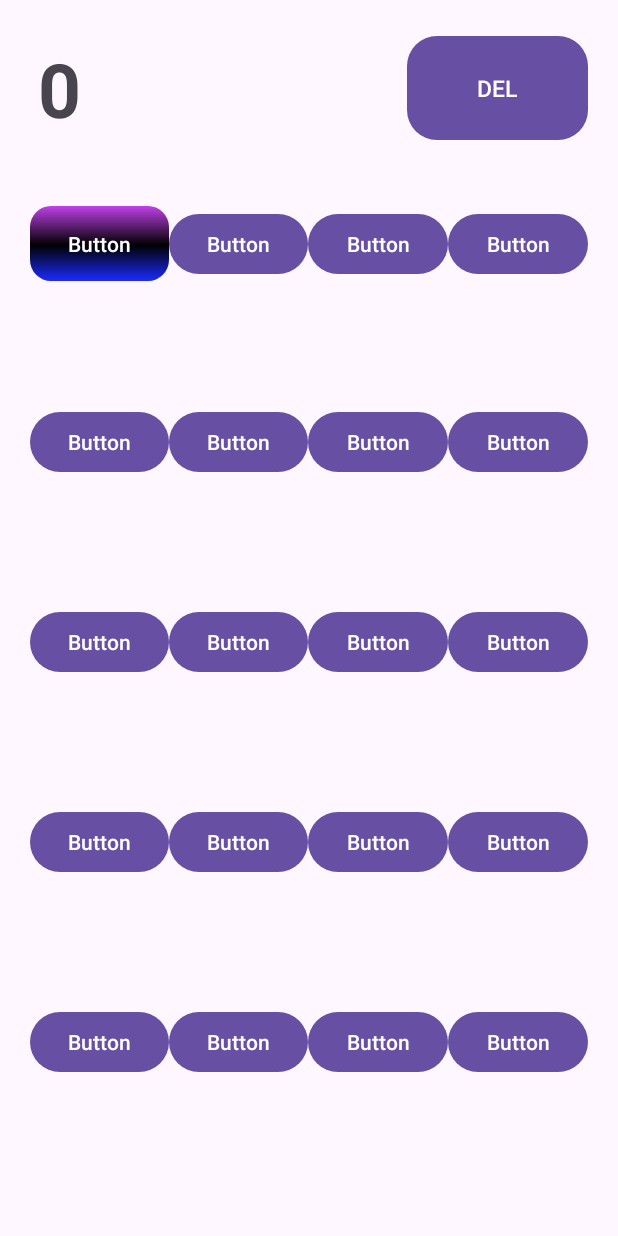
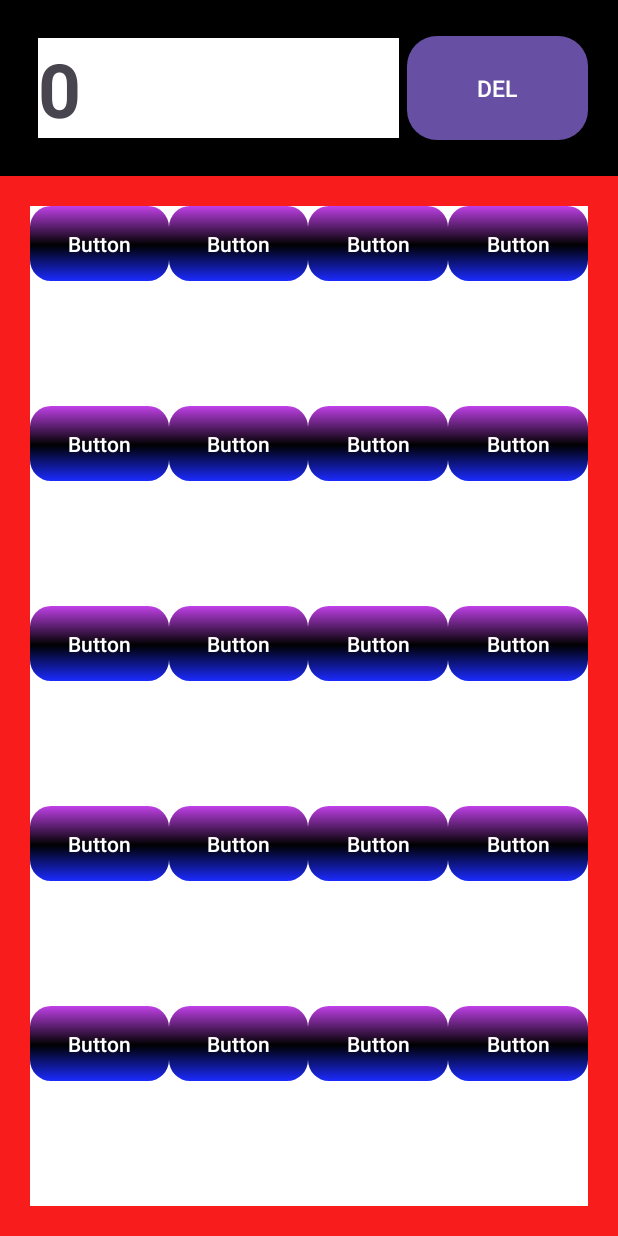
Before and after one commit to pfervva/Calculadora, an Android app: the screen it shows after launch (MainActivity), on a phone screen of 412 x 824 dp. Run offline under Robolectric (Android 15) with nearby library versions, the phone set to English and light mode, and no system bars.

Commit message:
Versión 0.2 - Xml para el formato en los botones

```diff
--- a/app/src/main/res/drawable/boton_principal.xml
+++ b/app/src/main/res/drawable/boton_principal.xml
@@ -21,4 +21,5 @@
         android:width="50dp"
         android:height="50dp"
         />
+
 </shape>
--- a/app/src/main/res/layout/activity_main.xml
+++ b/app/src/main/res/layout/activity_main.xml
@@ -4,6 +4,7 @@
     xmlns:tools="http://schemas.android.com/tools"
     android:layout_width="match_parent"
     android:layout_height="match_parent"
+    android:background="#9E4444"
     tools:context=".MainActivity">
 
     <LinearLayout
@@ -17,19 +18,20 @@
             android:layout_width="match_parent"
             android:layout_height="0dp"
             android:layout_weight="1"
-            android:padding="20dp"
-            android:orientation="horizontal">
+            android:background="#000000"
+            android:orientation="horizontal"
+            android:padding="20dp">
 
             <TextView
                 android:id="@+id/txt_Pantalla"
                 android:layout_width="0dp"
                 android:layout_height="wrap_content"
+                android:layout_margin="5dp"
                 android:layout_weight="4"
+                android:background="#FFFFFF"
                 android:text="0"
                 android:textSize="50sp"
-                android:textStyle="bold"
-                android:layout_margin="5dp"
-                />
+                android:textStyle="bold" />
 
             <Button
                 android:id="@+id/button"
@@ -38,10 +40,10 @@
                 android:layout_weight="2"
                 android:text="DEL"
                 android:textSize="15sp"
+                app:cornerRadius="20dp"
                 app:strokeColor="@color/black"
-                app:cornerRadius="20dp"
 
-                 />
+                />
         </LinearLayout>
 
         <LinearLayout
@@ -49,8 +51,9 @@
             android:layout_width="match_parent"
             android:layout_height="0dp"
             android:layout_weight="6"
-            android:padding="20dp"
-            android:orientation="vertical">
+            android:background="#F81C1C"
+            android:orientation="vertical"
+            android:padding="20dp">
 
             <LinearLayout
                 android:id="@+id/linea1"
@@ -58,6 +61,7 @@
                 android:layout_height="match_parent"
                 android:layout_weight="1"
 
+                android:background="#FFFFFF"
                 android:orientation="horizontal">
 
                 <Button
@@ -66,29 +70,36 @@
                     android:layout_height="wrap_content"
                     android:layout_weight="1"
                     android:background="@drawable/boton_principal"
-                    app:backgroundTint="@null"
-                    android:text="Button" />
+                    android:text="Button"
+                    app:backgroundTint="@null" />
+
+                <Button
+                    android:id="@+id/button2"
+                    android:layout_width="wrap_content"
+                    android:layout_height="wrap_content"
+                    android:layout_weight="1"
+                    android:background="@drawable/boton_principal"
+                    android:text="Button"
+                    app:backgroundTint="@null" />
 
                 <Button
                     android:id="@+id/button4"
                     android:layout_width="wrap_content"
                     android:layout_height="wrap_content"
                     android:layout_weight="1"
-                    android:text="Button" />
+                    android:background="@drawable/boton_principal"
+                    android:text="Button"
+                    app:backgroundTint="@null" />
 
                 <Button
                     android:id="@+id/button5"
                     android:layout_width="wrap_content"
                     android:layout_height="wrap_content"
                     android:layout_weight="1"
-                    android:text="Button" />
+                    android:background="@drawable/boton_principal"
+                    android:text="Button"
+                    app:backgroundTint="@null" />
 
-                <Button
-                    android:id="@+id/button2"
-                    android:layout_width="wrap_content"
-                    android:layout_height="wrap_content"
-                    android:layout_weight="1"
-                    android:text="Button" />
             </LinearLayout>
 
             <LinearLayout
@@ -97,6 +108,7 @@
                 android:layout_height="match_parent"
                 android:layout_weight="1"
 
+                android:background="#FFFFFF"
                 android:orientation="horizontal">
 
                 <Button
@@ -104,28 +116,36 @@
                     android:layout_width="wrap_content"
                     android:layout_height="wrap_content"
                     android:layout_weight="1"
-                    android:text="Button" />
+                    android:background="@drawable/boton_principal"
+                    android:text="Button"
+                    app:backgroundTint="@null" />
 
                 <Button
                     android:id="@+id/button7"
                     android:layout_width="wrap_content"
                     android:layout_height="wrap_content"
                     android:layout_weight="1"
-                    android:text="Button" />
+                    android:background="@drawable/boton_principal"
+                    android:text="Button"
+                    app:backgroundTint="@null" />
 
                 <Button
                     android:id="@+id/button8"
                     android:layout_width="wrap_content"
                     android:layout_height="wrap_content"
                     android:layout_weight="1"
-                    android:text="Button" />
+                    android:background="@drawable/boton_principal"
+                    android:text="Button"
+                    app:backgroundTint="@null" />
 
                 <Button
                     android:id="@+id/button9"
                     android:layout_width="wrap_content"
                     android:layout_height="wrap_content"
                     android:layout_weight="1"
-                    android:text="Button" />
+                    android:background="@drawable/boton_principal"
+                    android:text="Button"
+                    app:backgroundTint="@null" />
             </LinearLayout>
 
             <LinearLayout
@@ -133,35 +153,44 @@
                 android:layout_width="match_parent"
                 android:layout_height="match_parent"
                 android:layout_weight="1"
+                android:background="#FFFFFF"
                 android:orientation="horizontal">
 
                 <Button
-                    android:id="@+id/button10"
+                    android:id="@+id/button22"
                     android:layout_width="wrap_content"
                     android:layout_height="wrap_content"
                     android:layout_weight="1"
-                    android:text="Button" />
+                    android:background="@drawable/boton_principal"
+                    android:text="Button"
+                    app:backgroundTint="@null" />
 
                 <Button
-                    android:id="@+id/button11"
+                    android:id="@+id/button23"
                     android:layout_width="wrap_content"
                     android:layout_height="wrap_content"
                     android:layout_weight="1"
-                    android:text="Button" />
+                    android:background="@drawable/boton_principal"
+                    android:text="Button"
+                    app:backgroundTint="@null" />
 
                 <Button
-                    android:id="@+id/button12"
+                    android:id="@+id/button24"
                     android:layout_width="wrap_content"
                     android:layout_height="wrap_content"
                     android:layout_weight="1"
-                    android:text="Button" />
+                    android:background="@drawable/boton_principal"
+                    android:text="Button"
+                    app:backgroundTint="@null" />
 
                 <Button
-                    android:id="@+id/button13"
+                    android:id="@+id/button25"
                     android:layout_width="wrap_content"
                     android:layout_height="wrap_content"
                     android:layout_weight="1"
-                    android:text="Button" />
+                    android:background="@drawable/boton_principal"
+                    android:text="Button"
+                    app:backgroundTint="@null" />
             </LinearLayout>
 
             <LinearLayout
@@ -170,36 +199,44 @@
                 android:layout_height="match_parent"
                 android:layout_weight="1"
 
+                android:background="#FFFFFF"
                 android:orientation="horizontal">
-
-                <Button
-                    android:id="@+id/button14"
-                    android:layout_width="wrap_content"
-                    android:layout_height="wrap_content"
-                    android:layout_weight="1"
-                    app:background="@null"
-                    android:text="Button" />
 
                 <Button
                     android:id="@+id/button15"
                     android:layout_width="wrap_content"
                     android:layout_height="wrap_content"
                     android:layout_weight="1"
-                    android:text="Button" />
+                    android:background="@drawable/boton_principal"
+                    android:text="Button"
+                    app:backgroundTint="@null" />
 
                 <Button
                     android:id="@+id/button16"
                     android:layout_width="wrap_content"
                     android:layout_height="wrap_content"
                     android:layout_weight="1"
-                    android:text="Button" />
+                    android:background="@drawable/boton_principal"
+                    android:text="Button"
+                    app:backgroundTint="@null" />
 
                 <Button
                     android:id="@+id/button17"
                     android:layout_width="wrap_content"
                     android:layout_height="wrap_content"
                     android:layout_weight="1"
-                    android:text="Button" />
+                    android:background="@drawable/boton_principal"
+                    android:text="Button"
+                    app:backgroundTint="@null" />
+
+                <Button
+                    android:id="@+id/button26"
+                    android:layout_width="wrap_content"
+                    android:layout_height="wrap_content"
+                    android:layout_weight="1"
+                    android:background="@drawable/boton_principal"
+                    android:text="Button"
+                    app:backgroundTint="@null" />
             </LinearLayout>
 
             <LinearLayout
@@ -208,6 +245,7 @@
                 android:layout_height="match_parent"
                 android:layout_weight="1"
 
+                android:background="#FFFFFF"
                 android:orientation="horizontal">
 
                 <Button
@@ -215,28 +253,36 @@
                     android:layout_width="wrap_content"
                     android:layout_height="wrap_content"
                     android:layout_weight="1"
-                    android:text="Button" />
+                    android:background="@drawable/boton_principal"
+                    android:text="Button"
+                    app:backgroundTint="@null" />
 
                 <Button
                     android:id="@+id/button19"
                     android:layout_width="wrap_content"
                     android:layout_height="wrap_content"
                     android:layout_weight="1"
-                    android:text="Button" />
+                    android:background="@drawable/boton_principal"
+                    android:text="Button"
+                    app:backgroundTint="@null" />
 
                 <Button
                     android:id="@+id/button20"
                     android:layout_width="wrap_content"
                     android:layout_height="wrap_content"
                     android:layout_weight="1"
-                    android:text="Button" />
+                    android:background="@drawable/boton_principal"
+                    android:text="Button"
+                    app:backgroundTint="@null" />
 
                 <Button
                     android:id="@+id/button21"
                     android:layout_width="wrap_content"
                     android:layout_height="wrap_content"
                     android:layout_weight="1"
-                    android:text="Button" />
+                    android:background="@drawable/boton_principal"
+                    android:text="Button"
+                    app:backgroundTint="@null" />
             </LinearLayout>
         </LinearLayout>
 
```
